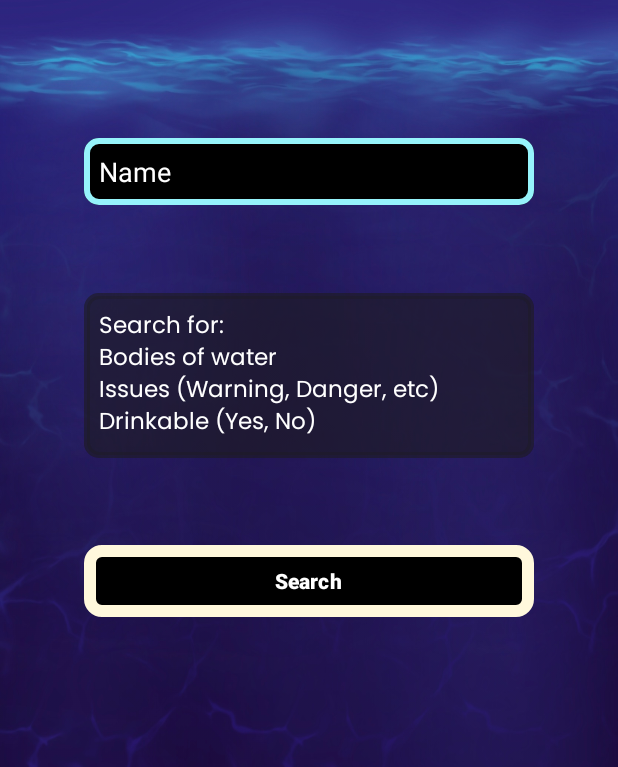
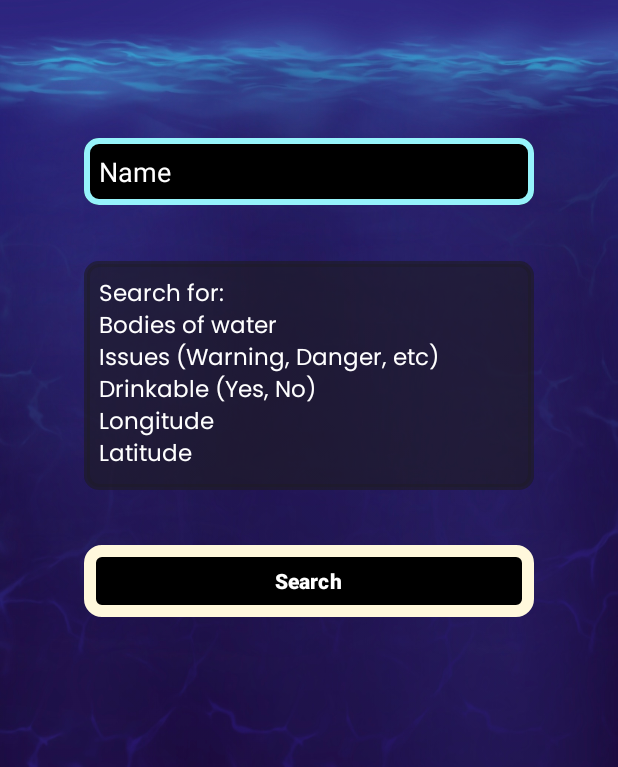
Before and after one commit to pmani-250/ARMDFullyHacks, an Android app: the screen it shows after launch (MainActivity), on a phone screen of 412 x 824 dp, the part 469-1236 px from its top. Run offline under Robolectric (Android 15) with nearby library versions, the phone set to English and light mode, and no system bars.

Commit message:
moved stats display

```diff
--- a/app/src/main/res/layout/activity_main.xml
+++ b/app/src/main/res/layout/activity_main.xml
@@ -51,7 +51,7 @@
         android:id="@+id/water_stats"
         android:layout_width="300dp"
         android:layout_height="wrap_content"
-        android:text="Search for:\nBodies of water\nIssues (Warning, Danger, etc)\nDrinkable (Yes, No)"
+        android:text="Search for:\nBodies of water\nIssues (Warning, Danger, etc)\nDrinkable (Yes, No)\nLongitude\nLatitude"
         android:textSize="15dp"
         android:textColor="@color/white"
         android:fontFamily="@font/poppins"
--- a/app/src/main/res/layout/fragment_maps.xml
+++ b/app/src/main/res/layout/fragment_maps.xml
@@ -26,9 +26,9 @@
             android:visibility="gone"
             android:padding="10dp"
             android:background="@drawable/neonbackgroundborder"
-            app:layout_constraintTop_toTopOf="parent"
             app:layout_constraintBottom_toBottomOf="parent"
             app:layout_constraintEnd_toEndOf="parent"
-            app:layout_constraintVertical_bias="0.5"/>
+            app:layout_constraintStart_toStartOf="parent"
+            android:layout_marginBottom="100dp"/>
 
 </androidx.constraintlayout.widget.ConstraintLayout>
```
